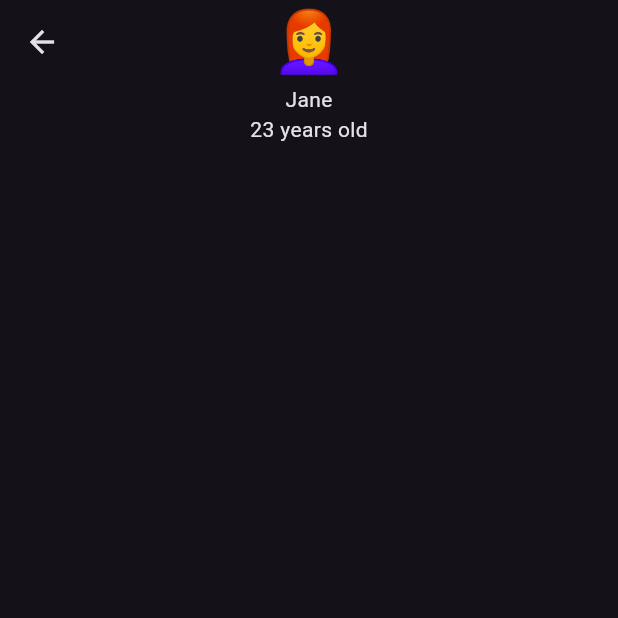
After one commit to kaljitism/flutter_animation_basics, a Flutter app: the HeroAnimation screen opened directly, after a tap on "👩‍🦰", on a phone screen of 412 x 824 dp, the top half of it. The commit adds this screen. Run offline on Flutter 3.47's test engine with Material 3 defaults, Android fonts, the phone set to English and light mode, and no system bars.

Commit message:
Implemented Hero Animation on a widget transitioning from one screen to other and applied FastOutSlowIn curve to it.

```diff
--- a/lib/3d_cube_animation.dart
+++ b/lib/3d_cube_animation.dart
@@ -113,7 +113,7 @@
                       child: Container(
                         width: widthAndHeight,
                         height: widthAndHeight,
-                        color: Colors.yellow,
+                        color: Colors.orange,
                       ),
                     ),
                     // Right Face
--- /dev/null
+++ b/lib/hero_animation.dart
@@ -0,0 +1,126 @@
+import 'package:flutter/material.dart';
+
+@immutable
+class Person {
+  final String name;
+  final int age;
+  final String emoji;
+
+  const Person({
+    required this.name,
+    required this.age,
+    required this.emoji,
+  });
+}
+
+const people = [
+  Person(name: 'Jane', age: 23, emoji: '👩‍🦰'),
+  Person(name: 'Jack', age: 23, emoji: '🙍‍♂️'),
+  Person(name: 'Jenny', age: 23, emoji: '🙍‍♀️'),
+];
+
+class HeroAnimation extends StatefulWidget {
+  const HeroAnimation({super.key});
+
+  @override
+  State<HeroAnimation> createState() => _HeroAnimationState();
+}
+
+class _HeroAnimationState extends State<HeroAnimation> {
+  @override
+  Widget build(BuildContext context) {
+    return Scaffold(
+      appBar: AppBar(
+        title: const Text('People'),
+      ),
+      body: ListView.builder(
+        itemCount: people.length,
+        itemBuilder: (context, index) {
+          final person = people[index];
+          return ListTile(
+            onTap: () => Navigator.push(
+              context,
+              MaterialPageRoute(
+                builder: (context) => DetailsPage(person: person),
+              ),
+            ),
+            leading: Hero(
+              tag: person.name,
+              child: Text(
+                person.emoji,
+                style: const TextStyle(
+                  fontSize: 40,
+                ),
+              ),
+            ),
+            title: Text(person.name),
+            subtitle: Text('${person.age} years old'),
+            trailing: const Icon(Icons.arrow_forward_ios),
+          );
+        },
+      ),
+    );
+  }
+}
+
+class DetailsPage extends StatelessWidget {
+  final Person person;
+
+  const DetailsPage({
+    super.key,
+    required this.person,
+  });
+
+  @override
+  Widget build(BuildContext context) {
+    return Scaffold(
+      appBar: AppBar(
+        title: Hero(
+          flightShuttleBuilder: (
+            flightContext,
+            animation,
+            flightDirection,
+            fromHeroContext,
+            toHeroContext,
+          ) {
+            switch (flightDirection) {
+              case HeroFlightDirection.push:
+                return Material(
+                  color: Colors.transparent,
+                  child: ScaleTransition(
+                    scale: animation.drive(
+                      Tween<double>(
+                        begin: 0,
+                        end: 1,
+                      ).chain(
+                        CurveTween(curve: Curves.fastOutSlowIn),
+                      ),
+                    ),
+                    child: toHeroContext.widget,
+                  ),
+                );
+              case HeroFlightDirection.pop:
+                return Material(
+                  color: Colors.transparent,
+                  child: fromHeroContext.widget,
+                );
+            }
+          },
+          tag: person.name,
+          child: Text(
+            person.emoji,
+            style: const TextStyle(
+              fontSize: 40,
+            ),
+          ),
+        ),
+        centerTitle: true,
+      ),
+      body: Center(
+        child: Column(
+          children: [Text(person.name), Text('${person.age} years old')],
+        ),
+      ),
+    );
+  }
+}
--- a/lib/main.dart
+++ b/lib/main.dart
@@ -1,5 +1,5 @@
 import 'package:flutter/material.dart';
-import 'package:flutter_animation_basics/3d_cube_animation.dart';
+import 'package:flutter_animation_basics/my_router.dart';
 
 void main() {
   runApp(const MyAnimationApp());
@@ -13,8 +13,8 @@
     return MaterialApp(
       debugShowCheckedModeBanner: false,
       title: 'Animation App',
-      theme: ThemeData.dark(),
-      home: const ThreeDCubeAnimation(),
+      theme: ThemeData.dark(useMaterial3: true),
+      home: const MyRouter(),
     );
   }
 }
--- a/lib/my_router.dart
+++ b/lib/my_router.dart
@@ -1,6 +1,7 @@
 import 'package:flutter/material.dart';
 import 'package:flutter_animation_basics/3d_cube_animation.dart';
 import 'package:flutter_animation_basics/chained_animation.dart';
+import 'package:flutter_animation_basics/hero_animation.dart';
 import 'package:flutter_animation_basics/implicit_rotateY_animation.dart';
 
 class MyRouter extends StatefulWidget {
@@ -52,6 +53,17 @@
             },
             title: const Text('3D Cube Animation'),
           ),
+          ListTile(
+            onTap: () {
+              Navigator.push(
+                context,
+                MaterialPageRoute(
+                  builder: (context) => const HeroAnimation(),
+                ),
+              );
+            },
+            title: const Text('Hero Animation'),
+          ),
         ],
       ),
     );
```
Also changed, not shown: 1 other file.
